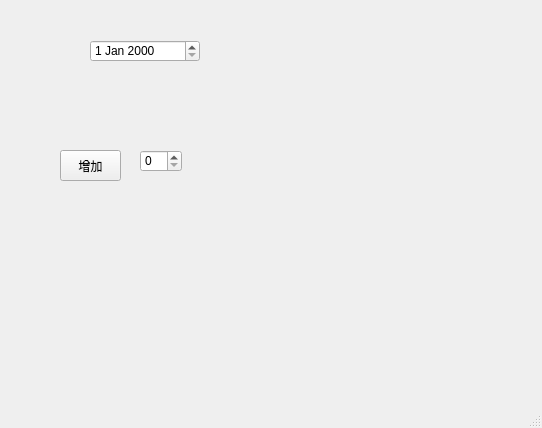
This is demo.ui in liangyuhit/Qt as Qt 5 draws it before an edit. The edited form follows.
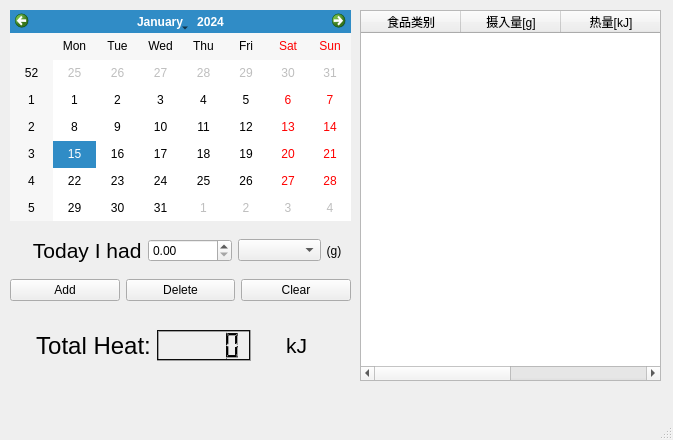
This is the edited form.

The edit to the form file:
```diff
--- a/demo.ui
+++ b/demo.ui
@@ -6,46 +6,210 @@
    <rect>
     <x>0</x>
     <y>0</y>
-    <width>542</width>
-    <height>428</height>
+    <width>673</width>
+    <height>440</height>
    </rect>
   </property>
   <property name="windowTitle">
    <string>MainWindow</string>
   </property>
   <widget class="QWidget" name="centralwidget">
-   <widget class="QSpinBox" name="spinBox">
+   <widget class="QTableWidget" name="tableWidget">
     <property name="geometry">
      <rect>
-      <x>140</x>
-      <y>150</y>
-      <width>42</width>
-      <height>22</height>
+      <x>360</x>
+      <y>10</y>
+      <width>301</width>
+      <height>371</height>
      </rect>
     </property>
+    <column>
+     <property name="text">
+      <string>食品类别</string>
+     </property>
+    </column>
+    <column>
+     <property name="text">
+      <string>摄入量[g]</string>
+     </property>
+    </column>
+    <column>
+     <property name="text">
+      <string>热量[kJ]</string>
+     </property>
+    </column>
+    <column>
+     <property name="text">
+      <string/>
+     </property>
+    </column>
    </widget>
-   <widget class="QPushButton" name="pushButton">
+   <widget class="QCalendarWidget" name="calendarWidget">
     <property name="geometry">
      <rect>
-      <x>60</x>
-      <y>150</y>
-      <width>61</width>
-      <height>31</height>
+      <x>10</x>
+      <y>10</y>
+      <width>341</width>
+      <height>211</height>
+     </rect>
+    </property>
+   </widget>
+   <widget class="QWidget" name="layoutWidget">
+    <property name="geometry">
+     <rect>
+      <x>10</x>
+      <y>220</y>
+      <width>311</width>
+      <height>61</height>
+     </rect>
+    </property>
+    <layout class="QHBoxLayout" name="horizontalLayout">
+     <item>
+      <widget class="QLabel" name="label">
+       <property name="font">
+        <font>
+         <pointsize>16</pointsize>
+        </font>
+       </property>
+       <property name="text">
+        <string>    Today I had</string>
+       </property>
+      </widget>
+     </item>
+     <item>
+      <widget class="QDoubleSpinBox" name="doubleSpinBox_amount">
+       <property name="maximum">
+        <double>9999.989999999999782</double>
+       </property>
+      </widget>
+     </item>
+     <item>
+      <widget class="QComboBox" name="comboBox_food"/>
+     </item>
+    </layout>
+   </widget>
+   <widget class="QLabel" name="label_2">
+    <property name="geometry">
+     <rect>
+      <x>320</x>
+      <y>220</y>
+      <width>31</width>
+      <height>61</height>
      </rect>
     </property>
     <property name="text">
-     <string>增加</string>
+     <string>  (g)</string>
     </property>
    </widget>
-   <widget class="QDateEdit" name="dateEdit">
+   <widget class="QWidget" name="layoutWidget">
     <property name="geometry">
      <rect>
-      <x>90</x>
-      <y>40</y>
-      <width>110</width>
-      <height>22</height>
+      <x>10</x>
+      <y>260</y>
+      <width>341</width>
+      <height>61</height>
      </rect>
     </property>
+    <layout class="QHBoxLayout" name="horizontalLayout_3">
+     <item>
+      <widget class="QPushButton" name="pushButton_add">
+       <property name="text">
+        <string>Add</string>
+       </property>
+      </widget>
+     </item>
+     <item>
+      <widget class="QPushButton" name="pushButton_del">
+       <property name="text">
+        <string>Delete</string>
+       </property>
+      </widget>
+     </item>
+     <item>
+      <widget class="QPushButton" name="pushButton_clr">
+       <property name="text">
+        <string>Clear</string>
+       </property>
+      </widget>
+     </item>
+    </layout>
+   </widget>
+   <widget class="QWidget" name="horizontalLayoutWidget">
+    <property name="geometry">
+     <rect>
+      <x>10</x>
+      <y>330</y>
+      <width>341</width>
+      <height>31</height>
+     </rect>
+    </property>
+    <layout class="QHBoxLayout" name="horizontalLayout_2">
+     <item>
+      <widget class="QLabel" name="label_3">
+       <property name="font">
+        <font>
+         <pointsize>18</pointsize>
+        </font>
+       </property>
+       <property name="text">
+        <string>    Total Heat:</string>
+       </property>
+      </widget>
+     </item>
+     <item>
+      <widget class="QLCDNumber" name="lcdNumber_heat">
+       <property name="palette">
+        <palette>
+         <active>
+          <colorrole role="Light">
+           <brush brushstyle="SolidPattern">
+            <color alpha="255">
+             <red>12</red>
+             <green>12</green>
+             <blue>12</blue>
+            </color>
+           </brush>
+          </colorrole>
+         </active>
+         <inactive>
+          <colorrole role="Light">
+           <brush brushstyle="SolidPattern">
+            <color alpha="255">
+             <red>12</red>
+             <green>12</green>
+             <blue>12</blue>
+            </color>
+           </brush>
+          </colorrole>
+         </inactive>
+         <disabled>
+          <colorrole role="Light">
+           <brush brushstyle="SolidPattern">
+            <color alpha="255">
+             <red>12</red>
+             <green>12</green>
+             <blue>12</blue>
+            </color>
+           </brush>
+          </colorrole>
+         </disabled>
+        </palette>
+       </property>
+      </widget>
+     </item>
+     <item>
+      <widget class="QLabel" name="label_4">
+       <property name="font">
+        <font>
+         <pointsize>16</pointsize>
+        </font>
+       </property>
+       <property name="text">
+        <string>     kJ</string>
+       </property>
+      </widget>
+     </item>
+    </layout>
    </widget>
   </widget>
   <widget class="QMenuBar" name="menubar">
```
Left out of the diff: 2 changed lines with no effect on the pictures.
